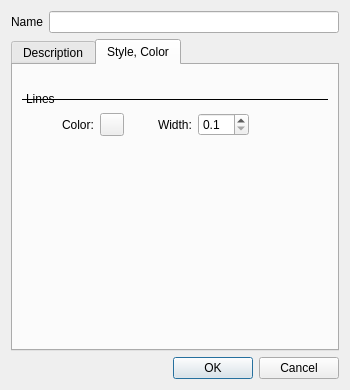
calincru/marble, file src/plugins/render/annotate/EditPolylineDialog.ui: the form before one commit.
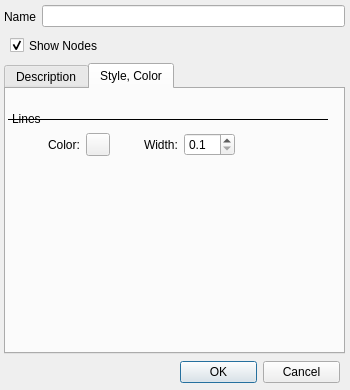
The form after the commit.

Commit message: Added 'Show Nodes' option on edit polyline dialog

Diff of the .ui file:
```diff
--- a/src/plugins/render/annotate/EditPolylineDialog.ui
+++ b/src/plugins/render/annotate/EditPolylineDialog.ui
@@ -16,27 +16,15 @@
   <property name="sizeGripEnabled">
    <bool>false</bool>
   </property>
-  <layout class="QVBoxLayout" name="verticalLayout_4">
-   <item>
-    <layout class="QHBoxLayout" name="horizontalLayout">
-     <item>
-      <widget class="QLabel" name="label">
-       <property name="text">
-        <string>Name</string>
-       </property>
-      </widget>
-     </item>
-     <item>
-      <widget class="QLineEdit" name="m_name">
-       <property name="text">
-        <string/>
-       </property>
-      </widget>
-     </item>
-    </layout>
-   </item>
-   <item>
     <widget class="QTabWidget" name="tabWidget">
+   <property name="geometry">
+    <rect>
+     <x>4</x>
+     <y>63</y>
+     <width>341</width>
+     <height>291</height>
+    </rect>
+   </property>
      <property name="currentIndex">
       <number>1</number>
      </property>
@@ -54,8 +42,15 @@
       <attribute name="title">
        <string>Style, Color</string>
       </attribute>
-      <layout class="QVBoxLayout" name="verticalLayout_3">
-       <item>
+    <widget class="QWidget" name="">
+     <property name="geometry">
+      <rect>
+       <x>2</x>
+       <y>5</y>
+       <width>320</width>
+       <height>242</height>
+      </rect>
+     </property>
         <layout class="QVBoxLayout" name="verticalLayout">
          <item>
           <spacer name="verticalSpacer_3">
@@ -67,7 +62,7 @@
            </property>
            <property name="sizeHint" stdset="0">
             <size>
-             <width>248</width>
+          <width>318</width>
              <height>17</height>
             </size>
            </property>
@@ -197,20 +192,25 @@
            </property>
            <property name="sizeHint" stdset="0">
             <size>
-             <width>248</width>
-             <height>18</height>
+          <width>308</width>
+          <height>168</height>
             </size>
            </property>
           </spacer>
          </item>
         </layout>
-       </item>
-      </layout>
-     </widget>
-    </widget>
-   </item>
-   <item>
+    </widget>
+   </widget>
+  </widget>
     <widget class="QDialogButtonBox" name="buttonBox">
+   <property name="geometry">
+    <rect>
+     <x>180</x>
+     <y>360</y>
+     <width>160</width>
+     <height>25</height>
+    </rect>
+   </property>
      <property name="orientation">
       <enum>Qt::Horizontal</enum>
      </property>
@@ -218,8 +218,48 @@
       <set>QDialogButtonBox::Cancel|QDialogButtonBox::Ok</set>
      </property>
     </widget>
-   </item>
-  </layout>
+  <widget class="QCheckBox" name="m_nodesCheckBox">
+   <property name="geometry">
+    <rect>
+     <x>10</x>
+     <y>30</y>
+     <width>331</width>
+     <height>31</height>
+    </rect>
+   </property>
+   <property name="text">
+    <string>Show Nodes</string>
+   </property>
+   <property name="checked">
+    <bool>true</bool>
+   </property>
+  </widget>
+  <widget class="QWidget" name="">
+   <property name="geometry">
+    <rect>
+     <x>4</x>
+     <y>4</y>
+     <width>341</width>
+     <height>25</height>
+    </rect>
+   </property>
+   <layout class="QHBoxLayout" name="horizontalLayout">
+    <item>
+     <widget class="QLabel" name="label">
+      <property name="text">
+       <string>Name</string>
+      </property>
+     </widget>
+    </item>
+    <item>
+     <widget class="QLineEdit" name="m_name">
+      <property name="text">
+       <string/>
+      </property>
+     </widget>
+    </item>
+   </layout>
+  </widget>
  </widget>
  <resources/>
  <connections>
```
Lines whose indentation alone changed are shown as unchanged. The commit also changes 7 other files.
